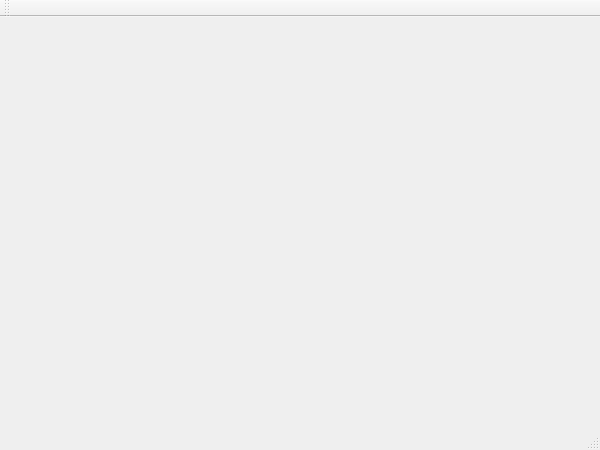
Old version of the form example/Line/linewindow.ui in the repository gandis0713/gengine.
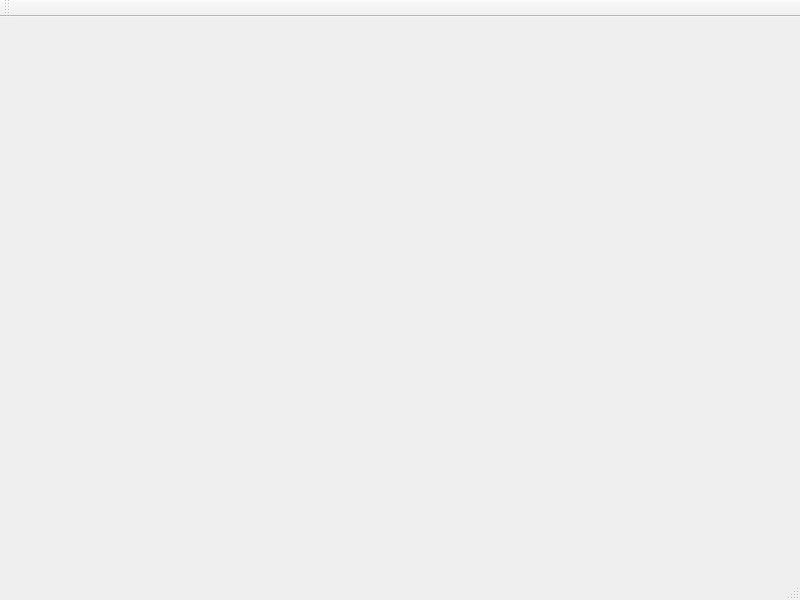
New version of the form.

Commit message: modified line example

```diff
--- a/example/Line/linewindow.ui
+++ b/example/Line/linewindow.ui
@@ -6,8 +6,8 @@
    <rect>
     <x>0</x>
     <y>0</y>
-    <width>600</width>
-    <height>450</height>
+    <width>800</width>
+    <height>600</height>
    </rect>
   </property>
   <property name="windowTitle">
@@ -17,10 +17,10 @@
    <widget class="QWidget" name="widget" native="true">
     <property name="geometry">
      <rect>
-      <x>10</x>
-      <y>10</y>
-      <width>571</width>
-      <height>371</height>
+      <x>100</x>
+      <y>50</y>
+      <width>600</width>
+      <height>450</height>
      </rect>
     </property>
    </widget>
```
Left out of the diff: 2 changed lines with no effect on the pictures. The commit also changes 1 other file.
